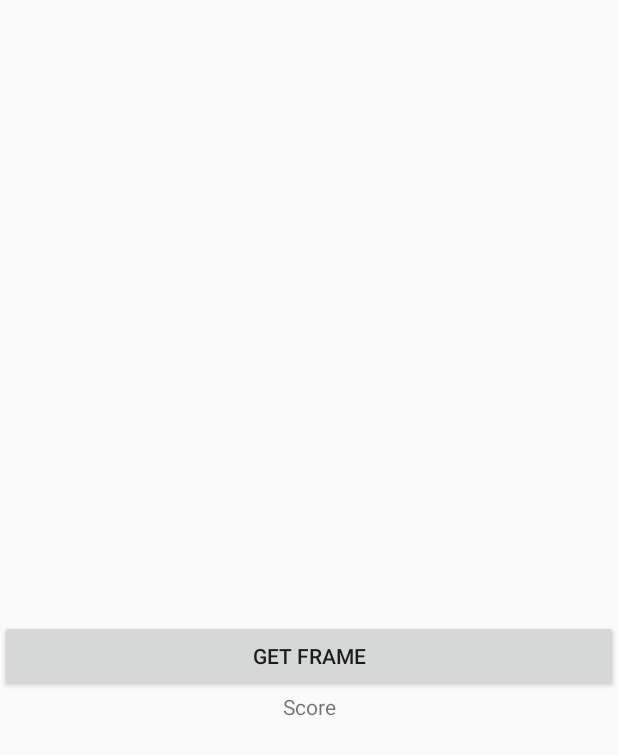
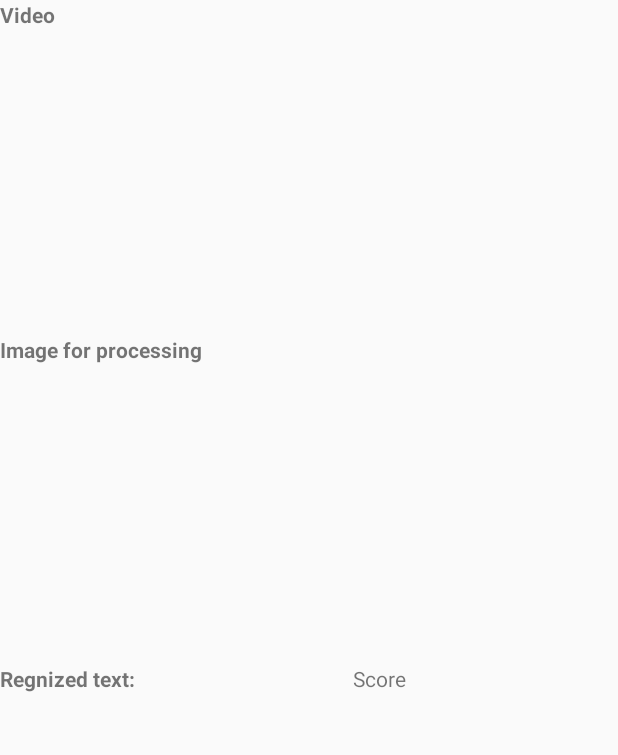
Before and after one commit to UelitonFreitas/ScoreNotification, an Android app: the screen it shows after launch (MainActivity), on a phone screen of 412 x 824 dp. Shown: the top 755 px of the screen. Run offline under Robolectric (Android 15) with nearby library versions, the light colour scheme and no system bars; libraries missing offline, so code that uses them is left out: com.globo.video, io.clappr.player; 8 statements that could not run were skipped.

Commit message:
feat(ui): new ui

```diff
--- a/app/src/main/java/com/notification/score/scorenotification/MainActivity.kt
+++ b/app/src/main/java/com/notification/score/scorenotification/MainActivity.kt
@@ -74,11 +74,4 @@ class MainActivity() : AppCompatActivity() {
     private fun onScoreFound(score: String) {
         runOnUiThread { scores.text = score }
     }
-
-    fun buttonClick(v: View) {
-        scoreRecognizer.findScore()
-        val playerBitmap = globoPlayer.getVideoFrame()
-        val videoBitmap = ((globoPlayer.core?.activePlayback?.view as? PlayerView)?.videoSurfaceView as? TextureView)?.bitmap
-        Log.d("Scorenotification", "onImageProcessed: (${playerBitmap?.width}/${playerBitmap?.height}) / (${videoBitmap?.width}/${videoBitmap?.height})")
-    }
 }
--- a/app/src/main/res/layout/activity_main.xml
+++ b/app/src/main/res/layout/activity_main.xml
@@ -1,39 +1,55 @@
 <?xml version="1.0" encoding="utf-8"?>
 <LinearLayout xmlns:android="http://schemas.android.com/apk/res/android"
-    xmlns:opencv="http://schemas.android.com/apk/res-auto"
     android:layout_width="match_parent"
     android:layout_height="match_parent"
-    android:orientation="vertical"
-    xmlns:app="http://schemas.android.com/tools">
+    android:orientation="vertical" >
+
+    <TextView
+        android:id="@+id/text_view_video_title"
+        android:layout_width="match_parent"
+        android:layout_height="wrap_content"
+        android:text="Video"
+        android:textStyle="bold" />
 
     <FrameLayout
         android:id="@+id/player_container"
         android:layout_width="match_parent"
-        android:layout_height="205dp"
-        android:layout_marginTop="8dp"
-        app:layout_constraintEnd_toEndOf="parent"
-        app:layout_constraintStart_toStartOf="parent"
-        app:layout_constraintTop_toTopOf="parent" />
+        android:layout_height="204dp" >
+
+    </FrameLayout>
+
+    <TextView
+        android:id="@+id/text_view_image_title"
+        android:layout_width="wrap_content"
+        android:layout_height="wrap_content"
+        android:text="Image for processing"
+        android:textStyle="bold" />
 
     <ImageView
         android:id="@+id/imageView"
         android:layout_width="match_parent"
         android:layout_height="200dp"
-        app:layout_constraintTop_toBottomOf="@+id/player_container"
         />
 
-    <Button
-        android:id="@+id/button"
+    <LinearLayout
         android:layout_width="match_parent"
-        android:layout_height="wrap_content"
-        android:onClick="buttonClick"
-        android:text="Get frame" />
+        android:layout_height="match_parent"
+        android:orientation="horizontal">
 
+        <TextView
+            android:id="@+id/text_view_score_title"
+            android:layout_width="wrap_content"
+            android:layout_height="wrap_content"
+            android:text="Regnized text: "
+            android:textStyle="bold" />
 
-    <TextView
-        android:id="@+id/text_view_score"
-        android:layout_width="match_parent"
-        android:layout_height="wrap_content"
-        android:gravity="center"
-        android:text="Score"/>
+        <TextView
+            android:id="@+id/text_view_score"
+            android:layout_width="match_parent"
+            android:layout_height="wrap_content"
+            android:gravity="center"
+            android:text="Score" />
+
+    </LinearLayout>
+
 </LinearLayout>
```
